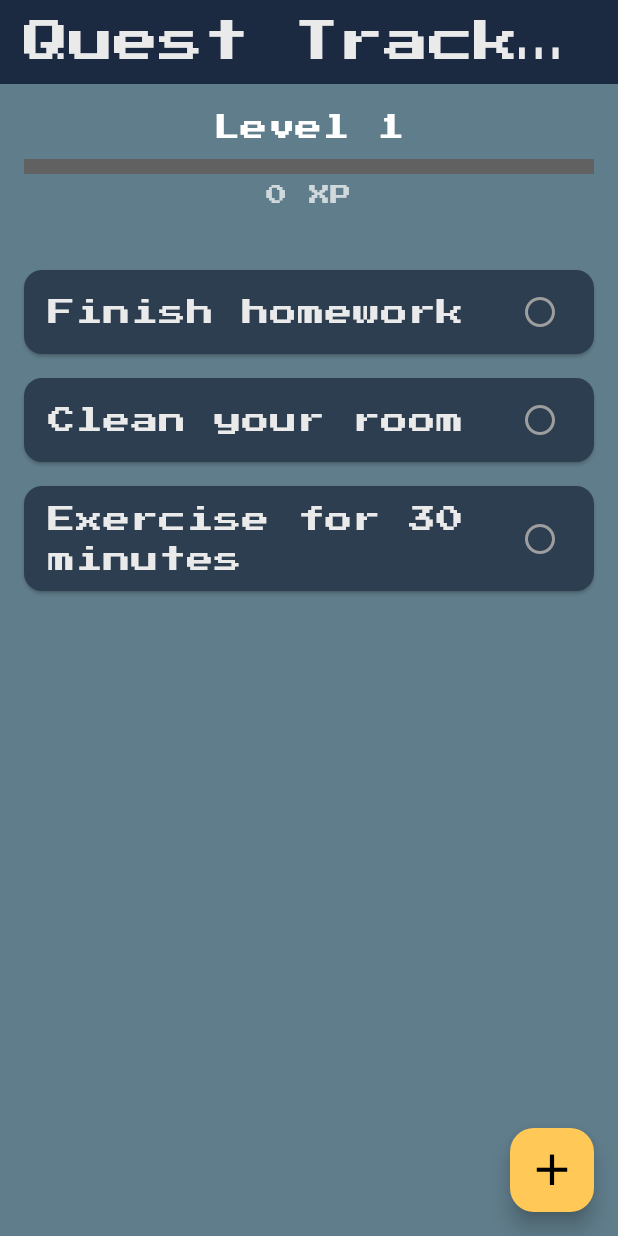
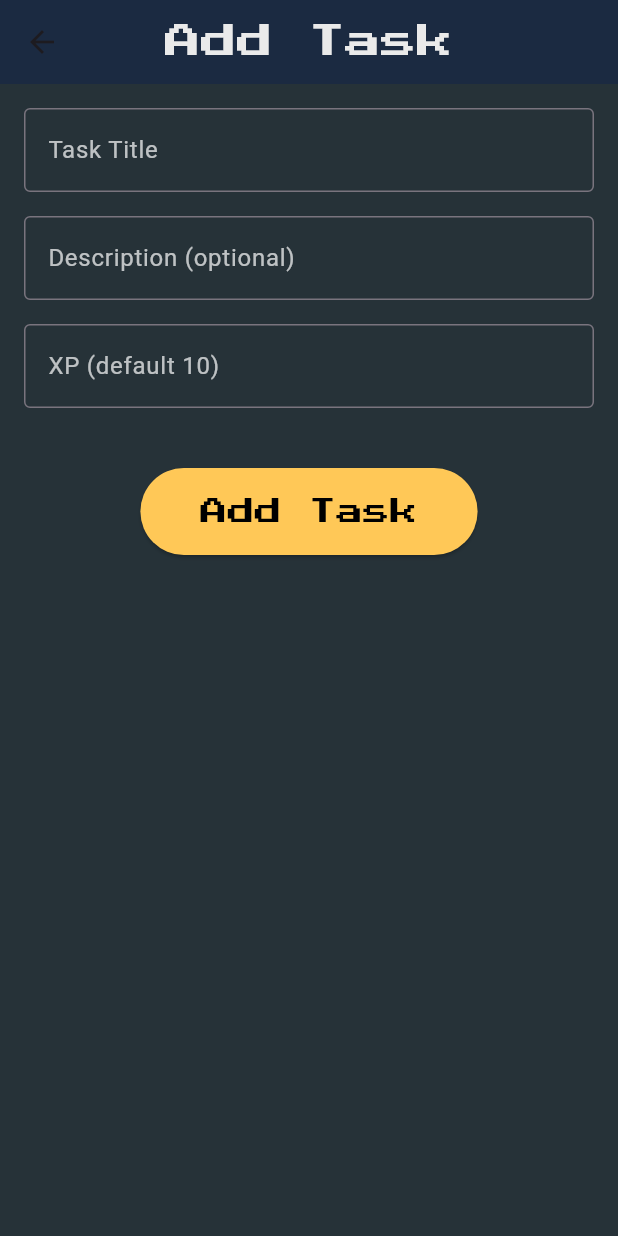
Before and after one commit to Alicia5371/quest_tracker, a Flutter app: the screen it shows after launch, after a tap on the "add" icon, on a phone screen of 412 x 824 dp. Run offline on Flutter 3.47's test engine with Material 3 defaults, Android fonts, the phone set to English and light mode, and no system bars.

Commit message:
Added the add quest/task mechanic

```diff
--- a/lib/pages/add_quest_page.dart
+++ b/lib/pages/add_quest_page.dart
@@ -0,0 +1,143 @@
+import 'package:flutter/material.dart';
+import '../models/quest.dart';
+
+class AddQuestPage extends StatefulWidget {
+  final Function(Quest) onAddQuest; // Callback to pass new quest back
+
+  const AddQuestPage({super.key, required this.onAddQuest});
+
+  @override
+  State<AddQuestPage> createState() => _AddQuestPageState();
+}
+
+class _AddQuestPageState extends State<AddQuestPage> {
+  final _formKey = GlobalKey<FormState>();
+  String title = '';
+  String description = '';
+  int xp = 10;
+
+  @override
+  Widget build(BuildContext context) {
+    return Scaffold(
+      backgroundColor: Colors.blueGrey[900],
+      appBar: AppBar(
+        title: const Text(
+          'Add Task',
+          style: TextStyle(
+            fontFamily: 'PixelFont',
+            fontSize: 24,
+            color: Color(0xFFEAEAEA),
+          ),
+        ),
+        backgroundColor: const Color(0xFF1B2A41),
+        centerTitle: true,
+      ),
+      body: Padding(
+        padding: const EdgeInsets.all(16),
+        child: Form(
+          key: _formKey,
+          child: Column(
+            children: [
+              // Title
+              TextFormField(
+                style: const TextStyle(
+                  fontFamily: 'PixelFont',
+                  color: Colors.white,
+                ),
+                decoration: const InputDecoration(
+                  labelText: 'Task Title',
+                  labelStyle: TextStyle(color: Colors.white70),
+                  border: OutlineInputBorder(),
+                ),
+                validator: (value) {
+                  if (value == null || value.isEmpty) {
+                    return 'Please enter a task title';
+                  }
+                  return null;
+                },
+                onSaved: (value) {
+                  title = value!;
+                },
+              ),
+              const SizedBox(height: 16),
+
+              // Description
+              TextFormField(
+                style: const TextStyle(
+                  fontFamily: 'PixelFont',
+                  color: Colors.white,
+                ),
+                decoration: const InputDecoration(
+                  labelText: 'Description (optional)',
+                  labelStyle: TextStyle(color: Colors.white70),
+                  border: OutlineInputBorder(),
+                ),
+                onSaved: (value) {
+                  description = value ?? '';
+                },
+              ),
+              const SizedBox(height: 16),
+
+              // XP
+              TextFormField(
+                style: const TextStyle(
+                  fontFamily: 'PixelFont',
+                  color: Colors.white,
+                ),
+                decoration: const InputDecoration(
+                  labelText: 'XP (default 10)',
+                  labelStyle: TextStyle(color: Colors.white70),
+                  border: OutlineInputBorder(),
+                ),
+                keyboardType: TextInputType.number,
+                onSaved: (value) {
+                  xp = int.tryParse(value ?? '10') ?? 10;
+                },
+              ),
+              const SizedBox(height: 16),
+
+              const SizedBox(height: 24),
+
+              // Save Button
+              ElevatedButton(
+                onPressed: () {
+                  if (_formKey.currentState!.validate()) {
+                    _formKey.currentState!.save();
+
+                    // Create new Quest object
+                    final newQuest = Quest(
+                      id: DateTime.now().millisecondsSinceEpoch.toString(),
+                      title: title,
+                      description: description,
+                      xp: xp,
+                      completed: false,
+                    );
+
+                    // Pass back to HomePage
+                    widget.onAddQuest(newQuest);
+                    Navigator.pop(context);
+                  }
+                },
+                style: ElevatedButton.styleFrom(
+                  backgroundColor: const Color(0xFFFFC857),
+                  padding: const EdgeInsets.symmetric(
+                    horizontal: 40,
+                    vertical: 16,
+                  ),
+                ),
+                child: const Text(
+                  'Add Task',
+                  style: TextStyle(
+                    fontFamily: 'PixelFont',
+                    fontSize: 18,
+                    color: Colors.black,
+                  ),
+                ),
+              ),
+            ],
+          ),
+        ),
+      ),
+    );
+  }
+}
--- a/lib/pages/home_page.dart
+++ b/lib/pages/home_page.dart
@@ -1,5 +1,6 @@
 import 'package:flutter/material.dart';
 import 'package:quest_tracker/models/quest.dart';
+import 'package:quest_tracker/pages/add_quest_page.dart';
 
 class HomePage extends StatefulWidget {
   const HomePage({super.key});
@@ -125,7 +126,19 @@ class _HomePageState extends State<HomePage> {
       ),
       floatingActionButton: FloatingActionButton(
         onPressed: () {
-          //TODO: Naviagte to Ad Quest screen
+          Navigator.push(
+            context,
+            MaterialPageRoute(
+              builder: (context) => AddQuestPage(
+                onAddQuest: (newQuest) {
+                  setState(() {
+                    quests.add(newQuest);
+                    totalXP = calculateTotalXP();
+                  });
+                },
+              ),
+            ),
+          );
         },
         backgroundColor: const Color(0xFFFFC857),
         child: const Icon(Icons.add, color: Colors.black, size: 35),
```
